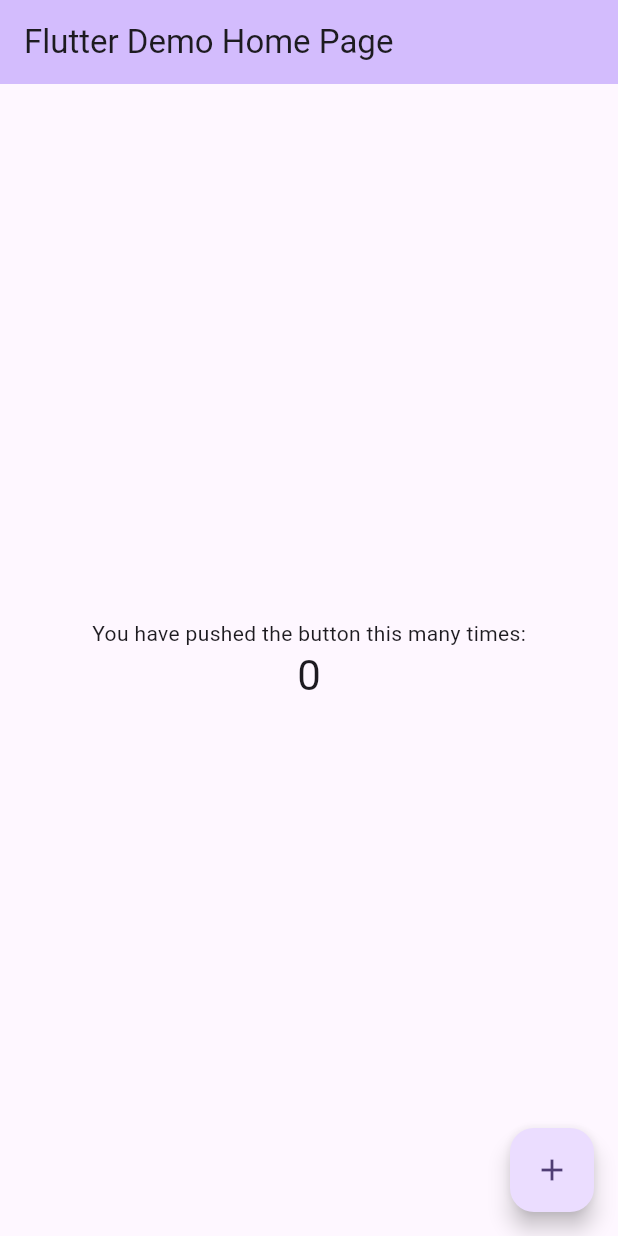
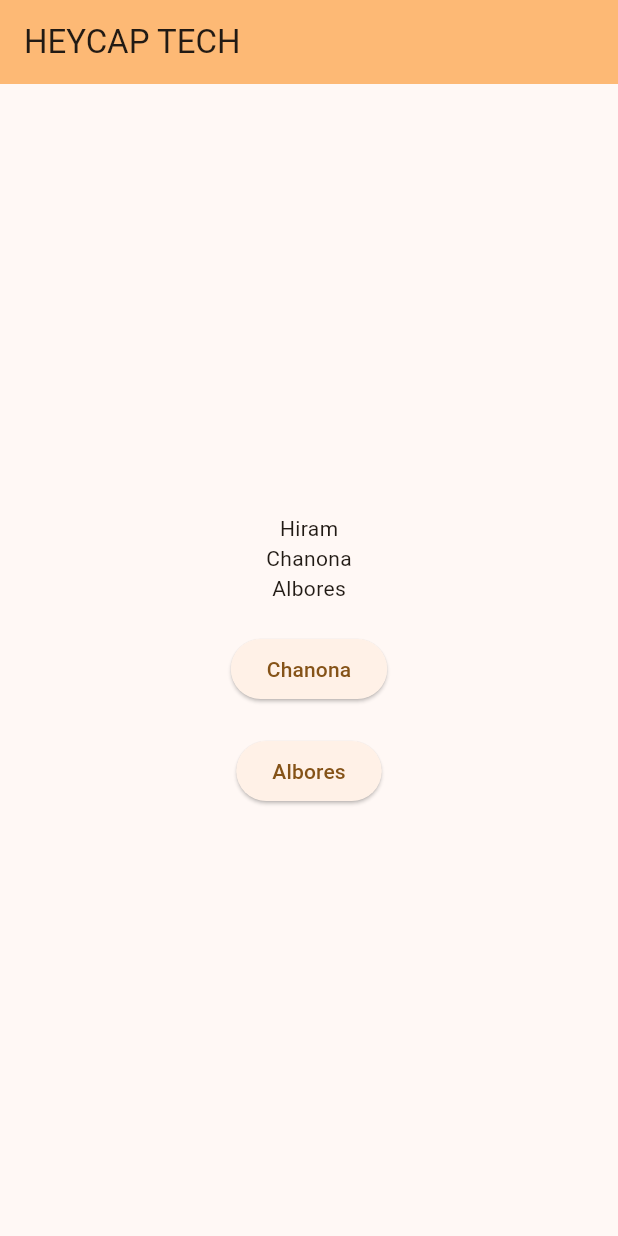
Before and after one commit to HiramZednem/HEYCAP-FLUTTER, a Flutter app: the screen it shows after launch, on a phone screen of 412 x 824 dp. Run offline on Flutter 3.47's test engine with Material 3 defaults, Android fonts, the phone set to English and light mode, and no system bars.

Commit message:
ADD: Se creo el cascaron para trabajar

```diff
--- a/lib/main.dart
+++ b/lib/main.dart
@@ -7,46 +7,21 @@ void main() {
 class MyApp extends StatelessWidget {
   const MyApp({super.key});
 
-  // This widget is the root of your application.
   @override
   Widget build(BuildContext context) {
     return MaterialApp(
-      title: 'Flutter Demo',
+      title: 'HEYCAP TECH',
       theme: ThemeData(
-        // This is the theme of your application.
-        //
-        // TRY THIS: Try running your application with "flutter run". You'll see
-        // the application has a purple toolbar. Then, without quitting the app,
-        // try changing the seedColor in the colorScheme below to Colors.green
-        // and then invoke "hot reload" (save your changes or press the "hot
-        // reload" button in a Flutter-supported IDE, or press "r" if you used
-        // the command line to start the app).
-        //
-        // Notice that the counter didn't reset back to zero; the application
-        // state is not lost during the reload. To reset the state, use hot
-        // restart instead.
-        //
-        // This works for code too, not just values: Most code changes can be
-        // tested with just a hot reload.
-        colorScheme: ColorScheme.fromSeed(seedColor: Colors.deepPurple),
+        colorScheme: ColorScheme.fromSeed(seedColor: Colors.orange),
         useMaterial3: true,
       ),
-      home: const MyHomePage(title: 'Flutter Demo Home Page'),
+      home: const MyHomePage(title: 'HEYCAP TECH'),
     );
   }
 }
 
 class MyHomePage extends StatefulWidget {
   const MyHomePage({super.key, required this.title});
-
-  // This widget is the home page of your application. It is stateful, meaning
-  // that it has a State object (defined below) that contains fields that affect
-  // how it looks.
-
-  // This class is the configuration for the state. It holds the values (in this
-  // case the title) provided by the parent (in this case the App widget) and
-  // used by the build method of the State. Fields in a Widget subclass are
-  // always marked "final".
 
   final String title;
 
@@ -55,71 +30,37 @@ class MyHomePage extends StatefulWidget {
 }
 
 class _MyHomePageState extends State<MyHomePage> {
-  int _counter = 0;
-
-  void _incrementCounter() {
-    setState(() {
-      // This call to setState tells the Flutter framework that something has
-      // changed in this State, which causes it to rerun the build method below
-      // so that the display can reflect the updated values. If we changed
-      // _counter without calling setState(), then the build method would not be
-      // called again, and so nothing would appear to happen.
-      _counter++;
-    });
-  }
-
   @override
   Widget build(BuildContext context) {
-    // This method is rerun every time setState is called, for instance as done
-    // by the _incrementCounter method above.
-    //
-    // The Flutter framework has been optimized to make rerunning build methods
-    // fast, so that you can just rebuild anything that needs updating rather
-    // than having to individually change instances of widgets.
     return Scaffold(
       appBar: AppBar(
-        // TRY THIS: Try changing the color here to a specific color (to
-        // Colors.amber, perhaps?) and trigger a hot reload to see the AppBar
-        // change color while the other colors stay the same.
         backgroundColor: Theme.of(context).colorScheme.inversePrimary,
-        // Here we take the value from the MyHomePage object that was created by
-        // the App.build method, and use it to set our appbar title.
         title: Text(widget.title),
       ),
       body: Center(
-        // Center is a layout widget. It takes a single child and positions it
-        // in the middle of the parent.
         child: Column(
-          // Column is also a layout widget. It takes a list of children and
-          // arranges them vertically. By default, it sizes itself to fit its
-          // children horizontally, and tries to be as tall as its parent.
-          //
-          // Column has various properties to control how it sizes itself and
-          // how it positions its children. Here we use mainAxisAlignment to
-          // center the children vertically; the main axis here is the vertical
-          // axis because Columns are vertical (the cross axis would be
-          // horizontal).
-          //
-          // TRY THIS: Invoke "debug painting" (choose the "Toggle Debug Paint"
-          // action in the IDE, or press "p" in the console), to see the
-          // wireframe for each widget.
           mainAxisAlignment: MainAxisAlignment.center,
           children: <Widget>[
-            const Text(
-              'You have pushed the button this many times:',
+            const Text('Hiram'),
+            const Text('Chanona'),
+            const Text('Albores'),
+            const SizedBox(height: 20), // Espacio entre el texto y el botón
+            ElevatedButton(
+              onPressed: () {
+                print('Mensaje');
+              },
+              child: const Text('Chanona'),
             ),
-            Text(
-              '$_counter',
-              style: Theme.of(context).textTheme.headlineMedium,
+            const SizedBox(height: 20), // Espacio entre el texto y el botón
+            ElevatedButton(
+              onPressed: () {
+                print('Llamada');
+              },
+              child: const Text('Albores'),
             ),
           ],
         ),
       ),
-      floatingActionButton: FloatingActionButton(
-        onPressed: _incrementCounter,
-        tooltip: 'Increment',
-        child: const Icon(Icons.add),
-      ), // This trailing comma makes auto-formatting nicer for build methods.
     );
   }
 }
```
